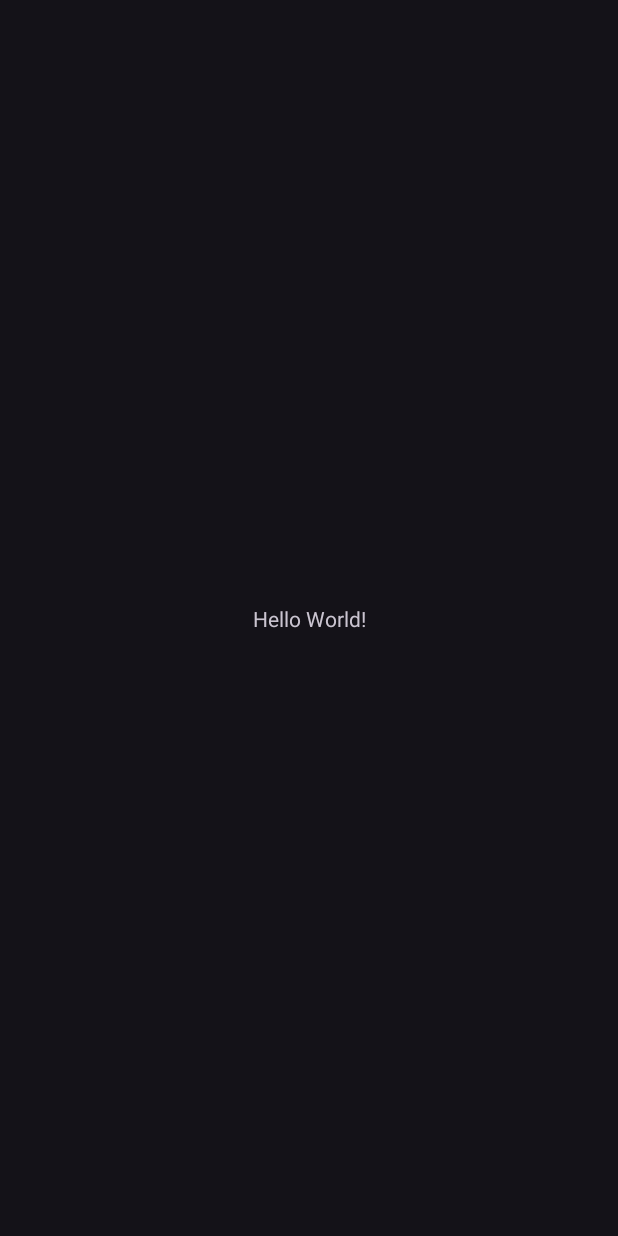
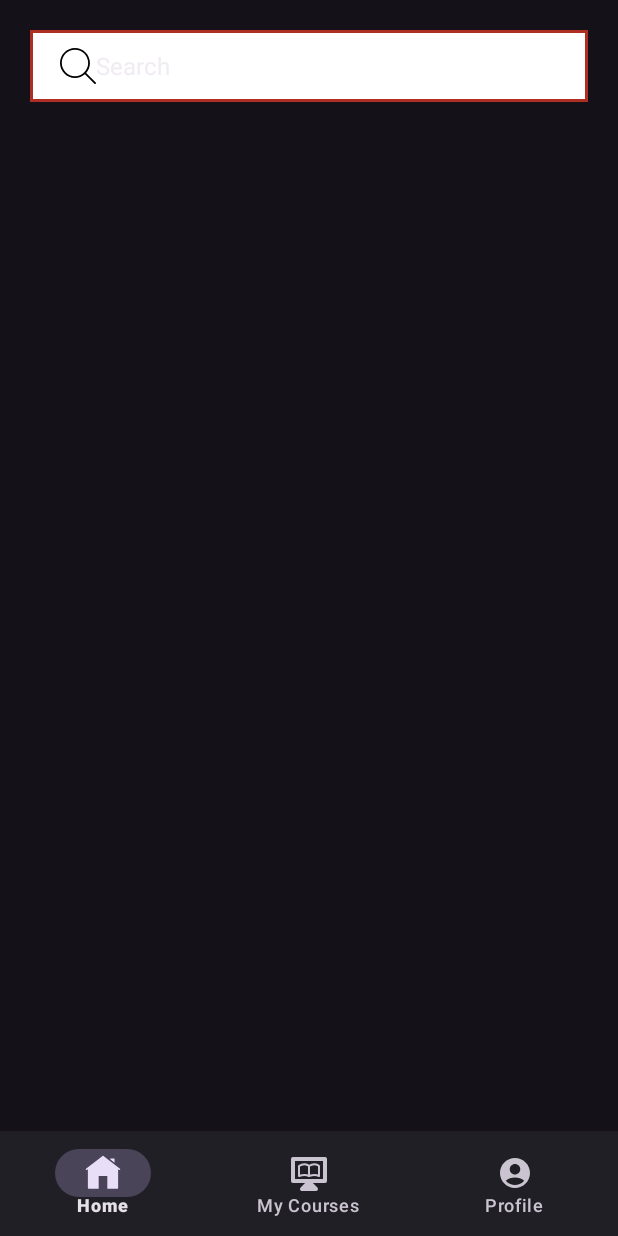
Before and after one commit to eminokumus1/LearnConnect, an Android app: the MainActivity screen opened directly, with no data from a screen before it, on a phone screen of 412 x 824 dp. Before the commit the screen is almost empty. Run offline under Robolectric (Android 15) with nearby library versions, the phone set to English and light mode, and no system bars.

Commit message:
MainActivity and HomeFragment UI designed

```diff
--- a/app/build.gradle.kts
+++ b/app/build.gradle.kts
@@ -50,9 +50,13 @@ dependencies {
     testImplementation("junit:junit:4.13.2")
     androidTestImplementation("androidx.test.ext:junit:1.2.1")
     androidTestImplementation("androidx.test.espresso:espresso-core:3.6.1")
+    implementation("androidx.lifecycle:lifecycle-viewmodel-ktx:2.8.7")
+    implementation("androidx.lifecycle:lifecycle-runtime-ktx:2.8.7")
 
-    //Firebase
     implementation("com.google.firebase:firebase-auth:23.1.0")
     implementation(platform("com.google.firebase:firebase-bom:33.1.2"))
     implementation("com.google.firebase:firebase-database")
+
+    implementation("androidx.navigation:navigation-fragment-ktx:2.8.4")
+    implementation("androidx.navigation:navigation-ui-ktx:2.8.4")
 }
--- a/app/src/main/AndroidManifest.xml
+++ b/app/src/main/AndroidManifest.xml
@@ -17,7 +17,7 @@
             android:name=".signup.SignupActivity"
             android:exported="false" />
         <activity
-            android:name=".MainActivity"
+            android:name=".main.MainActivity"
             android:exported="false" />
         <activity
             android:name=".login.LoginActivity"
--- /dev/null
+++ b/app/src/main/java/com/eminokumus/learnconnect/HomeFragment.kt
@@ -0,0 +1,59 @@
+package com.eminokumus.learnconnect
+
+import android.os.Bundle
+import androidx.fragment.app.Fragment
+import android.view.LayoutInflater
+import android.view.View
+import android.view.ViewGroup
+
+// TODO: Rename parameter arguments, choose names that match
+// the fragment initialization parameters, e.g. ARG_ITEM_NUMBER
+private const val ARG_PARAM1 = "param1"
+private const val ARG_PARAM2 = "param2"
+
+/**
+ * A simple [Fragment] subclass.
+ * Use the [HomeFragment.newInstance] factory method to
+ * create an instance of this fragment.
+ */
+class HomeFragment : Fragment() {
+    // TODO: Rename and change types of parameters
+    private var param1: String? = null
+    private var param2: String? = null
+
+    override fun onCreate(savedInstanceState: Bundle?) {
+        super.onCreate(savedInstanceState)
+        arguments?.let {
+            param1 = it.getString(ARG_PARAM1)
+            param2 = it.getString(ARG_PARAM2)
+        }
+    }
+
+    override fun onCreateView(
+        inflater: LayoutInflater, container: ViewGroup?,
+        savedInstanceState: Bundle?
+    ): View? {
+        // Inflate the layout for this fragment
+        return inflater.inflate(R.layout.fragment_home, container, false)
+    }
+
+    companion object {
+        /**
+         * Use this factory method to create a new instance of
+         * this fragment using the provided parameters.
+         *
+         * @param param1 Parameter 1.
+         * @param param2 Parameter 2.
+         * @return A new instance of fragment HomeFragment.
+         */
+        // TODO: Rename and change types and number of parameters
+        @JvmStatic
+        fun newInstance(param1: String, param2: String) =
+            HomeFragment().apply {
+                arguments = Bundle().apply {
+                    putString(ARG_PARAM1, param1)
+                    putString(ARG_PARAM2, param2)
+                }
+            }
+    }
+}
--- a/app/src/main/java/com/eminokumus/learnconnect/login/LoginActivity.kt
+++ b/app/src/main/java/com/eminokumus/learnconnect/login/LoginActivity.kt
@@ -10,11 +10,9 @@ import android.util.Log
 import android.view.inputmethod.InputMethodManager
 import android.widget.Toast
 import androidx.appcompat.app.AppCompatDelegate
-import androidx.core.content.ContextCompat
 import androidx.core.widget.doAfterTextChanged
-import com.eminokumus.learnconnect.MainActivity
+import com.eminokumus.learnconnect.main.MainActivity
 import com.eminokumus.learnconnect.MyApplication
-import com.eminokumus.learnconnect.R
 import com.eminokumus.learnconnect.ThemeModes
 import com.eminokumus.learnconnect.databinding.ActivityLoginBinding
 import com.eminokumus.learnconnect.signup.SignupActivity
--- a/app/src/main/java/com/eminokumus/learnconnect/MainActivity.kt
+++ b/app/src/main/java/com/eminokumus/learnconnect/main/MainActivity.kt
@@ -1,7 +1,8 @@
-package com.eminokumus.learnconnect
+package com.eminokumus.learnconnect.main
 
 import androidx.appcompat.app.AppCompatActivity
 import android.os.Bundle
+import com.eminokumus.learnconnect.R
 
 class MainActivity : AppCompatActivity() {
     override fun onCreate(savedInstanceState: Bundle?) {
--- /dev/null
+++ b/app/src/main/res/drawable/bg_borderline_box.xml
@@ -0,0 +1,10 @@
+<?xml version="1.0" encoding="utf-8"?>
+<shape xmlns:android="http://schemas.android.com/apk/res/android"
+    android:shape="rectangle">
+
+    <solid android:color="@color/white"/>
+    <stroke
+        android:width="2dp"
+        android:color="@color/red"/>
+
+</shape>
--- /dev/null
+++ b/app/src/main/res/drawable/ic_courses.xml
@@ -0,0 +1,14 @@
+<vector android:height="48dp" android:viewportHeight="18"
+    android:viewportWidth="18" android:width="48dp" xmlns:android="http://schemas.android.com/apk/res/android">
+    <path android:fillColor="#00000000" android:pathData="M1,2h16v11H1z"
+        android:strokeColor="#000000" android:strokeLineCap="round"
+        android:strokeLineJoin="round" android:strokeWidth="2"/>
+    <path android:fillColor="#00000000"
+        android:pathData="M4,5.5v5s3,-1 5,0v-5s-2,-2 -5,0zM9,5.5v5s3,-1 5,0v-5s-2,-2 -5,0z"
+        android:strokeColor="#000000" android:strokeLineCap="round"
+        android:strokeLineJoin="round" android:strokeWidth="1"/>
+    <path android:fillColor="#000000"
+        android:pathData="M8.5,14l-3,3h7l-3,-3z"
+        android:strokeColor="#000000" android:strokeLineCap="round"
+        android:strokeLineJoin="round" android:strokeWidth="2"/>
+</vector>
--- /dev/null
+++ b/app/src/main/res/drawable/ic_home.xml
@@ -0,0 +1,4 @@
+<vector android:height="48dp" android:viewportHeight="50"
+    android:viewportWidth="50" android:width="48dp" xmlns:android="http://schemas.android.com/apk/res/android">
+    <path android:fillColor="#FF000000" android:pathData="M25,1.051C24.782,1.051 24.566,1.12 24.381,1.26L1.381,19.211C0.951,19.551 0.871,20.179 1.211,20.619C1.551,21.049 2.179,21.129 2.619,20.789L4,19.711L4,46C4,46.55 4.45,47 5,47L19,47L19,29L31,29L31,47L45,47C45.55,47 46,46.55 46,46L46,19.711L47.381,20.789C47.571,20.929 47.78,21 48,21C48.3,21 48.589,20.869 48.789,20.619C49.129,20.179 49.049,19.551 48.619,19.211L25.619,1.26C25.434,1.12 25.218,1.051 25,1.051zM35,5L35,6.051L41,10.73L41,5L35,5z"/>
+</vector>
--- /dev/null
+++ b/app/src/main/res/drawable/ic_profile.xml
@@ -0,0 +1,5 @@
+<vector android:height="48dp" android:tint="#000000"
+    android:viewportHeight="24" android:viewportWidth="24"
+    android:width="48dp" xmlns:android="http://schemas.android.com/apk/res/android">
+    <path android:fillColor="@android:color/white" android:pathData="M12,2C6.48,2 2,6.48 2,12s4.48,10 10,10s10,-4.48 10,-10S17.52,2 12,2zM12,6c1.93,0 3.5,1.57 3.5,3.5S13.93,13 12,13s-3.5,-1.57 -3.5,-3.5S10.07,6 12,6zM12,20c-2.03,0 -4.43,-0.82 -6.14,-2.88C7.55,15.8 9.68,15 12,15s4.45,0.8 6.14,2.12C16.43,19.18 14.03,20 12,20z"/>
+</vector>
--- /dev/null
+++ b/app/src/main/res/drawable/ic_search.xml
@@ -0,0 +1,9 @@
+<vector xmlns:android="http://schemas.android.com/apk/res/android"
+    android:width="24dp"
+    android:height="24dp"
+    android:viewportWidth="488.4"
+    android:viewportHeight="488.4">
+  <path
+      android:pathData="M0,203.25c0,112.1 91.2,203.2 203.2,203.2c51.6,0 98.8,-19.4 134.7,-51.2l129.5,129.5c2.4,2.4 5.5,3.6 8.7,3.6s6.3,-1.2 8.7,-3.6c4.8,-4.8 4.8,-12.5 0,-17.3l-129.6,-129.5c31.8,-35.9 51.2,-83 51.2,-134.7c0,-112.1 -91.2,-203.2 -203.2,-203.2S0,91.15 0,203.25zM381.9,203.25c0,98.5 -80.2,178.7 -178.7,178.7s-178.7,-80.2 -178.7,-178.7s80.2,-178.7 178.7,-178.7S381.9,104.65 381.9,203.25z"
+      android:fillColor="#000000"/>
+</vector>
--- a/app/src/main/res/layout/activity_main.xml
+++ b/app/src/main/res/layout/activity_main.xml
@@ -4,15 +4,31 @@
     xmlns:tools="http://schemas.android.com/tools"
     android:layout_width="match_parent"
     android:layout_height="match_parent"
-    tools:context=".MainActivity">
+    tools:context=".main.MainActivity">
 
-    <TextView
-        android:layout_width="wrap_content"
-        android:layout_height="wrap_content"
-        android:text="Hello World!"
+
+    <androidx.fragment.app.FragmentContainerView
+        android:id="@+id/myNavHostFragment"
+        android:name="androidx.navigation.fragment.NavHostFragment"
+        android:layout_width="0dp"
+        android:layout_height="0dp"
+        app:defaultNavHost="true"
+        app:layout_constraintBottom_toTopOf="@id/bottombar"
+        app:layout_constraintEnd_toEndOf="parent"
+        app:layout_constraintStart_toStartOf="parent"
+        app:layout_constraintTop_toTopOf="parent"
+        app:navGraph="@navigation/navigation" />
+
+    <com.google.android.material.bottomnavigation.BottomNavigationView
+        android:id="@+id/bottombar"
+        android:layout_width="match_parent"
+        android:layout_height="70dp"
         app:layout_constraintBottom_toBottomOf="parent"
         app:layout_constraintEnd_toEndOf="parent"
         app:layout_constraintStart_toStartOf="parent"
-        app:layout_constraintTop_toTopOf="parent" />
+        app:menu="@menu/bottom_navigation_menu">
+
+
+    </com.google.android.material.bottomnavigation.BottomNavigationView>
 
 </androidx.constraintlayout.widget.ConstraintLayout>
--- /dev/null
+++ b/app/src/main/res/layout/fragment_home.xml
@@ -0,0 +1,34 @@
+<?xml version="1.0" encoding="utf-8"?>
+<androidx.constraintlayout.widget.ConstraintLayout xmlns:android="http://schemas.android.com/apk/res/android"
+    xmlns:tools="http://schemas.android.com/tools"
+    android:layout_width="match_parent"
+    android:layout_height="match_parent"
+    xmlns:app="http://schemas.android.com/apk/res-auto"
+    tools:context=".HomeFragment">
+
+    <EditText
+        android:id="@+id/searchEditText"
+        android:layout_width="match_parent"
+        android:layout_height="48dp"
+        app:layout_constraintTop_toTopOf="parent"
+        app:layout_constraintStart_toStartOf="parent"
+        app:layout_constraintEnd_toEndOf="parent"
+        android:textSize="16sp"
+        android:background="@drawable/bg_borderline_box"
+        style="@style/ThemeOverlay.Material3.TextInputEditText.OutlinedBox"
+        android:hint="@string/search"
+        android:paddingStart="20dp"
+        android:drawableStart="@drawable/ic_search"
+        android:layout_margin="20dp" />
+
+    <androidx.recyclerview.widget.RecyclerView
+        android:layout_width="match_parent"
+        android:layout_height="0dp"
+        app:layout_constraintTop_toBottomOf="@id/searchEditText"
+        android:padding="10dp"
+        app:layout_constraintStart_toStartOf="parent"
+        app:layout_constraintEnd_toEndOf="parent"
+        app:layout_constraintBottom_toBottomOf="parent"/>
+
+
+</androidx.constraintlayout.widget.ConstraintLayout>
--- /dev/null
+++ b/app/src/main/res/menu/bottom_navigation_menu.xml
@@ -0,0 +1,18 @@
+<?xml version="1.0" encoding="utf-8"?>
+<menu xmlns:android="http://schemas.android.com/apk/res/android">
+
+    <item android:id="@+id/homeFragment"
+        android:enabled="true"
+        android:icon="@drawable/ic_home"
+        android:title="Home"/>
+
+    <item android:id="@+id/coursesFragment"
+        android:enabled="true"
+        android:icon="@drawable/ic_courses"
+        android:title="My Courses"/>
+
+    <item android:id="@+id/profileFragment"
+        android:enabled="true"
+        android:icon="@drawable/ic_profile"
+        android:title="Profile"/>
+</menu>
--- /dev/null
+++ b/app/src/main/res/navigation/navigation.xml
@@ -0,0 +1,13 @@
+<?xml version="1.0" encoding="utf-8"?>
+<navigation xmlns:android="http://schemas.android.com/apk/res/android"
+    xmlns:app="http://schemas.android.com/apk/res-auto"
+    xmlns:tools="http://schemas.android.com/tools"
+    android:id="@+id/navigation"
+    app:startDestination="@id/homeFragment">
+
+    <fragment
+        android:id="@+id/homeFragment"
+        android:name="com.eminokumus.learnconnect.HomeFragment"
+        android:label="fragment_home"
+        tools:layout="@layout/fragment_home" />
+</navigation>
--- a/app/src/main/res/values/strings.xml
+++ b/app/src/main/res/values/strings.xml
@@ -11,4 +11,7 @@
     <string name="remember_me">Remember me</string>
     <string name="don_t_have_account">Don\'t have account?</string>
     <string name="email">Email</string>
+    <string name="search">Search</string>
+    <!-- TODO: Remove or change this placeholder text -->
+    <string name="hello_blank_fragment">Hello blank fragment</string>
 </resources>
```
